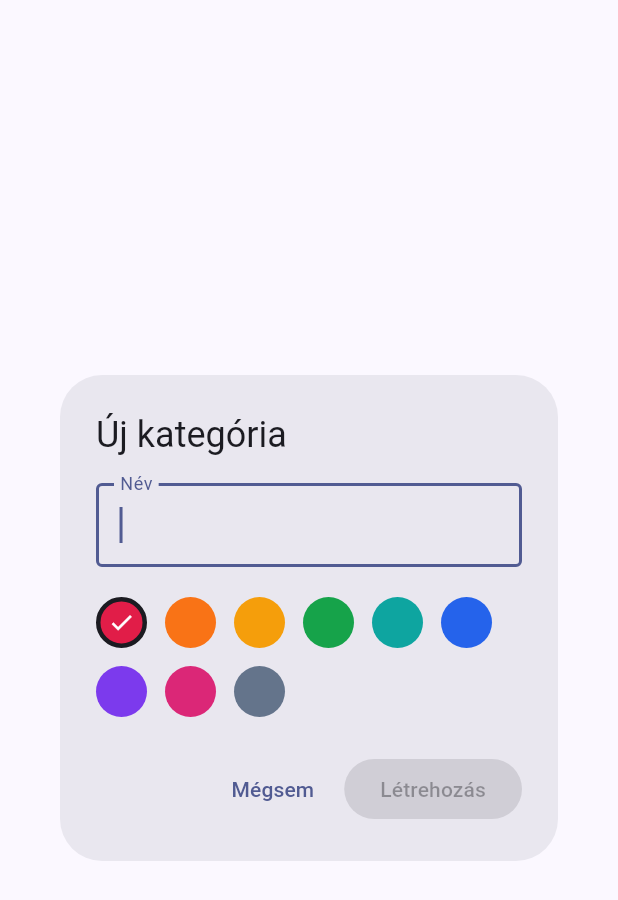
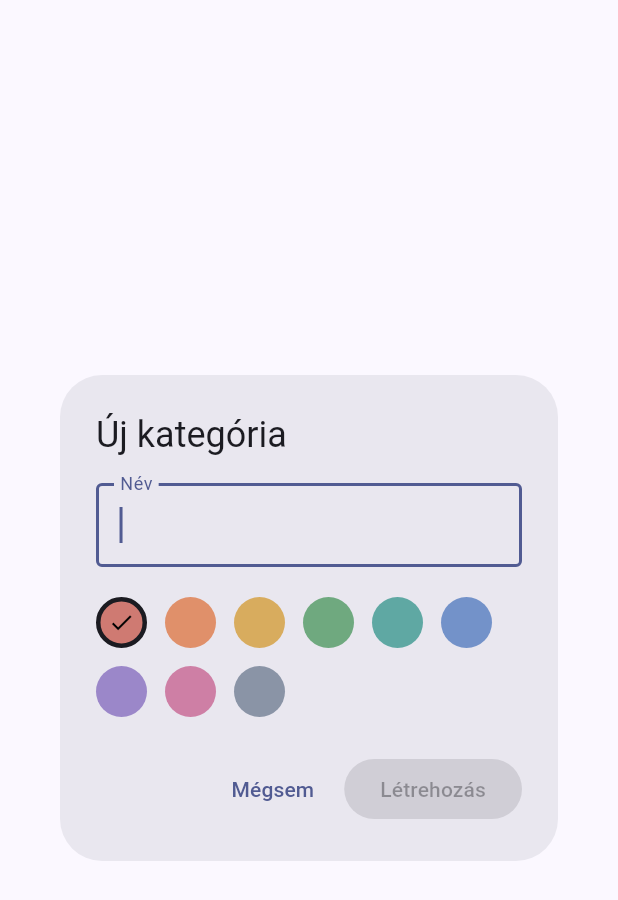
Before and after one commit to dinyakristof100/MyCalendar, a Flutter app: the _CategoryDialog widget shown alone on an empty page, opened directly, on a phone screen of 412 x 824 dp. Shown: the top 900 px of the screen. Run offline on Flutter 3.47's test engine with Material 3 defaults, Android fonts, the phone set to English and light mode, and no system bars; our stand-ins replace cloud_firestore, firebase_auth, firebase_core, flutter_local_notifications, flutter_riverpod, go_router and 4 more; missing offline and left inert: ota_update; accounts and stored records are empty; network calls fail.

Commit message:
[UI] Lagyabb, tompitott kategoriaszinek
A telitett paletta egesz kartyanyi feluleten bantoan eros volt. Mind a 9
szin poros tonust kapott; mindegyik eleg vilagos ahhoz, hogy a readableOn
sotet szoveget adjon rajuk, igy a kartyak tipografiaja egyseges.

A mar mentett kategoriak betolteskor atveszik az uj arnyalatot (_softened),
kulonben a regi rikito szinek maradnanak rajtuk. A szinvalaszto pipaja is
readableOn-t hasznal: a feher pipa a vilagosabb koroknel eltunt volna.

Co-Authored-By: Claude Opus 5 <noreply@anthropic.com>

```diff
--- a/lib/features/calendar/event_categories.dart
+++ b/lib/features/calendar/event_categories.dart
@@ -5,22 +5,42 @@ import 'package:flutter_riverpod/flutter_riverpod.dart';
 
 import '../../core/cloud_sync.dart';
 import '../../core/prefs.dart';
+import '../../core/ui.dart';
 
 const _categoriesKey = 'eventCategories';
 const _assignmentsKey = 'eventCategoryAssignments';
 
 /// A választható kategóriaszínek: kézzel válogatott, jól elkülönülő árnyalatok.
+///
+/// Tompított, poros tónusok — a telített változatok egész kártyányi felületen
+/// bántóan erősek voltak. Mindegyik elég világos ahhoz, hogy [readableOn]
+/// sötét szöveget adjon rájuk, így a kártyák tipográfiája egységes marad.
 const categoryColors = [
-  Color(0xFFE11D48), // piros
-  Color(0xFFF97316), // narancs
-  Color(0xFFF59E0B), // borostyán
-  Color(0xFF16A34A), // zöld
-  Color(0xFF0EA5A0), // türkiz
-  Color(0xFF2563EB), // kék
-  Color(0xFF7C3AED), // lila
-  Color(0xFFDB2777), // rózsaszín
-  Color(0xFF64748B), // pala
+  Color(0xFFCF7A72), // piros
+  Color(0xFFE0906A), // narancs
+  Color(0xFFD8AC5E), // borostyán
+  Color(0xFF6FA97F), // zöld
+  Color(0xFF5FA8A3), // türkiz
+  Color(0xFF7392C9), // kék
+  Color(0xFF9B87C9), // lila
+  Color(0xFFCE7FA5), // rózsaszín
+  Color(0xFF8A94A6), // pala
 ];
+
+/// A régi, élénk paletta → a mostani lágy megfelelője. A már mentett
+/// kategóriák betöltéskor átveszik az új árnyalatot, különben a régi
+/// rikító színek maradnának rajtuk.
+const _softened = {
+  0xFFE11D48: 0xFFCF7A72,
+  0xFFF97316: 0xFFE0906A,
+  0xFFF59E0B: 0xFFD8AC5E,
+  0xFF16A34A: 0xFF6FA97F,
+  0xFF0EA5A0: 0xFF5FA8A3,
+  0xFF2563EB: 0xFF7392C9,
+  0xFF7C3AED: 0xFF9B87C9,
+  0xFFDB2777: 0xFFCE7FA5,
+  0xFF64748B: 0xFF8A94A6,
+};
 
 /// Egy eseménykategória: név és szín. A színt ARGB egészként tároljuk.
 class EventCategory {
@@ -40,11 +60,14 @@ class EventCategory {
     'color': color.toARGB32(),
   };
 
-  static EventCategory fromJson(Map<String, Object?> json) => EventCategory(
-    id: json['id']! as String,
-    name: json['name']! as String,
-    color: Color(json['color']! as int),
-  );
+  static EventCategory fromJson(Map<String, Object?> json) {
+    final stored = json['color']! as int;
+    return EventCategory(
+      id: json['id']! as String,
+      name: json['name']! as String,
+      color: Color(_softened[stored] ?? stored),
+    );
+  }
 }
 
 /// A kategóriák és az esemény→kategória hozzárendelések együtt.
@@ -462,7 +485,7 @@ class _CategoryDialogState extends ConsumerState<_CategoryDialog> {
                       ),
                     ),
                     child: _color == color
-                        ? const Icon(Icons.check, color: Colors.white, size: 18)
+                        ? Icon(Icons.check, color: readableOn(color), size: 18)
                         : null,
                   ),
                 ),
```
